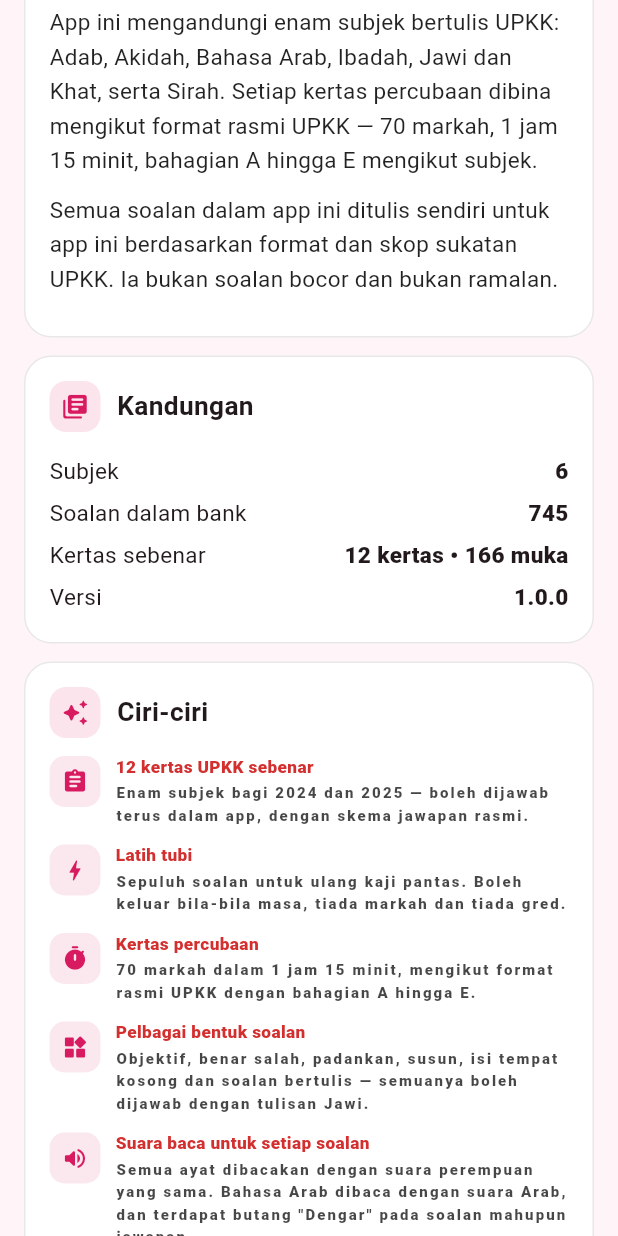
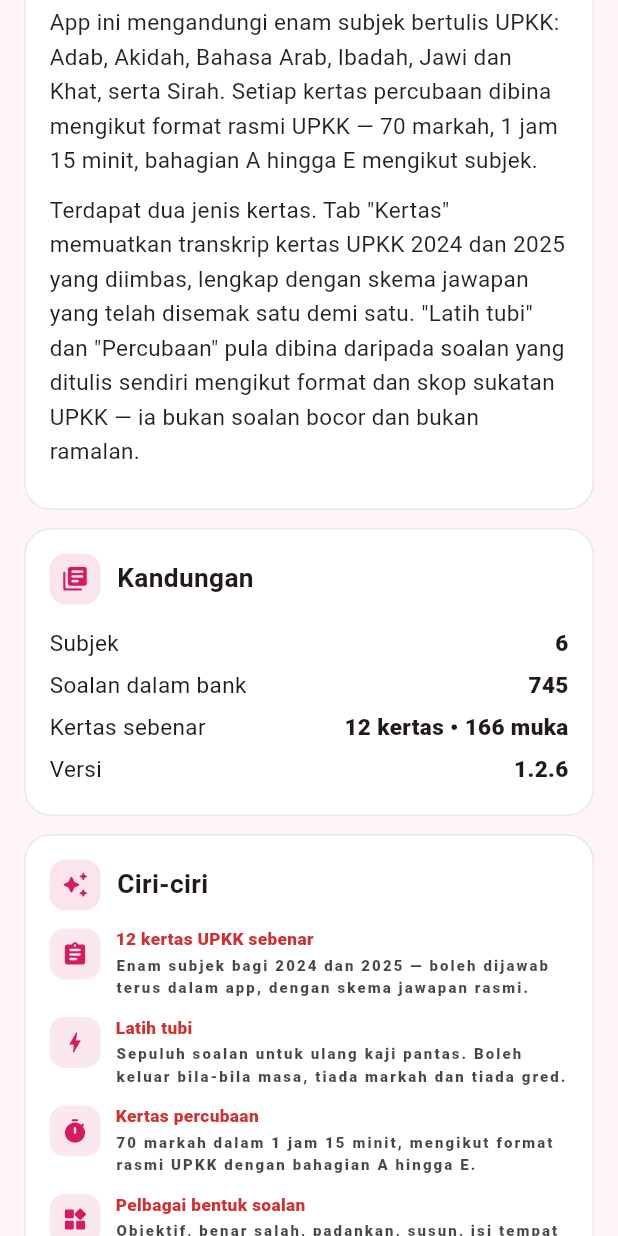
Before and after one commit to razmanzainal-source/ulangkaji_upkk, a Flutter app: the InfoScreen widget shown alone on an empty page, opened directly, scrolled down 576 dp, on a phone screen of 412 x 824 dp. Run offline on Flutter 3.47's test engine with Material 3 defaults, Android fonts, the phone set to English and light mode, and no system bars; our stand-ins replace audioplayers, flutter_tts, share_plus, shared_preferences, web; missing offline and left inert: dart:js_interop, gal; accounts and stored records are empty.

Commit message:
v1.2.7: Info tunjuk versi betul (1.2.6->1.2.7) + betulkan teks 'ditulis sendiri'; ujian integrasi guna label Percubaan

```diff
--- a/lib/screens/info_screen.dart
+++ b/lib/screens/info_screen.dart
@@ -19,7 +19,7 @@
   const InfoScreen({super.key});
 
   /// Versi app — dipaparkan pada skrin Info.
-  static const String versi = '1.0.0';
+  static const String versi = '1.2.6';
 
   /// Alamat e-mel pembina app, untuk pertanyaan dan pembetulan.
   static const String emel = 'razman.zainal@gmail.com';
@@ -76,9 +76,13 @@
                     'mengikut subjek.',
                   ),
                   _Perenggan(
-                    'Semua soalan dalam app ini ditulis sendiri untuk app ini '
-                    'berdasarkan format dan skop sukatan UPKK. Ia bukan '
-                    'soalan bocor dan bukan ramalan.',
+                    'Terdapat dua jenis kertas. Tab "Kertas" memuatkan '
+                    'transkrip kertas UPKK 2024 dan 2025 yang diimbas, '
+                    'lengkap dengan skema jawapan yang telah disemak satu '
+                    'demi satu. "Latih tubi" dan "Percubaan" pula dibina '
+                    'daripada soalan yang ditulis sendiri mengikut format '
+                    'dan skop sukatan UPKK — ia bukan soalan bocor dan '
+                    'bukan ramalan.',
                   ),
                 ],
               ),
@@ -177,10 +181,11 @@
                 ikon: Icons.folder_copy_rounded,
                 kanak: const [
                   _Perenggan(
-                    'Tab "Kertas" mengandungi imbasan kertas UPKK 2024 dan '
-                    '2025 untuk setiap subjek. Kertas ini dipaparkan sebagai '
-                    'gambar, bukan ditulis semula — jadi susun atur, arahan '
-                    'dan bentuk soalannya sama seperti kertas sebenar.',
+                    'Tab "Kertas" mengandungi kertas UPKK 2024 dan 2025 untuk '
+                    'setiap subjek. Imbasan asal boleh dibaca halaman demi '
+                    'halaman, dan kertas itu juga boleh dijawab terus dalam '
+                    'app — soalan, susunan dan markahnya mengikut kertas '
+                    'sebenar.',
                   ),
                   _Perenggan(
                     'Gunakan kertas sebenar untuk mengenal bentuk kertas. '
--- a/pubspec.yaml
+++ b/pubspec.yaml
@@ -16,7 +16,7 @@
 # https://developer.apple.com/library/archive/documentation/General/Reference/InfoPlistKeyReference/Articles/CoreFoundationKeys.html
 # In Windows, build-name is used as the major, minor, and patch parts
 # of the product and file versions while build-number is used as the build suffix.
-version: 1.2.6+14
+version: 1.2.7+15
 
 environment:
   sdk: ^3.13.5
```
Also changed, not shown: 1 other file.
